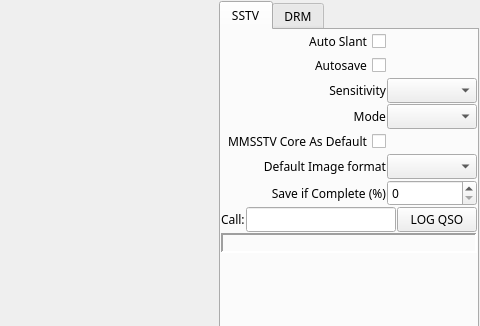
The window that src/mainwidgets/rxwidget.ui (jbdubbs/QSSTV-Experimental) describes before a commit, drawn with Qt 5; both pictures show x 513 to 993 and y 0 to 326 of the 993 by 651 pixel window.
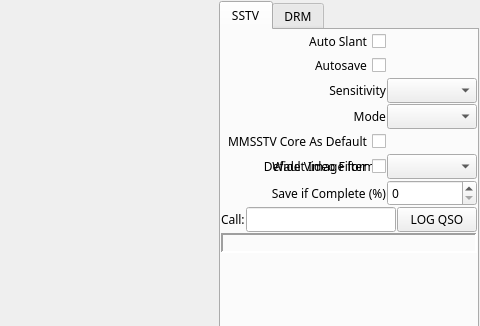
The same window after the commit. The open tabs and pages were chosen to show the change. Icons and pictures are not drawn. Custom widgets are drawn as their Qt base class.

Commit message: Add an optional wide video filter for the fast modes

Diff of the .ui file:
```diff
--- a/src/mainwidgets/rxwidget.ui
+++ b/src/mainwidgets/rxwidget.ui
@@ -357,6 +357,19 @@
              </property>
             </widget>
            </item>
+           <item row="5" column="0">
+            <widget class="QCheckBox" name="wideFilterCheckBox">
+             <property name="toolTip">
+              <string>Use a wider video filter for the fast modes (PD120, PD120S, PD120W, JB60): sharper pictures on a clean signal (cable, local VHF/UHF FM, strong signals) but noisier on weak ones, so leave it off for typical HF. Takes effect at the next picture. PD120 only uses it when MMSSTV Core is not handling PD120.</string>
+             </property>
+             <property name="layoutDirection">
+              <enum>Qt::RightToLeft</enum>
+             </property>
+             <property name="text">
+              <string>Wide Video Filter</string>
+             </property>
+            </widget>
+           </item>
            <item row="6" column="0">
             <widget class="QLabel" name="saveLabel">
              <property name="text">
```
The commit also changes 11 other files.
